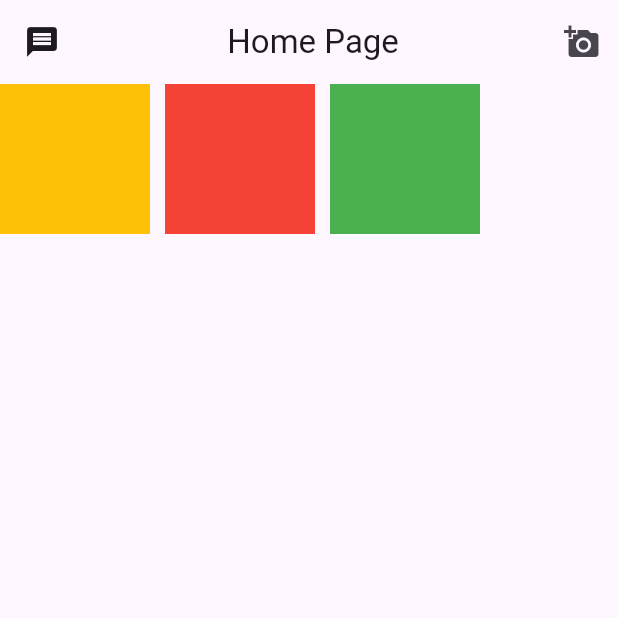
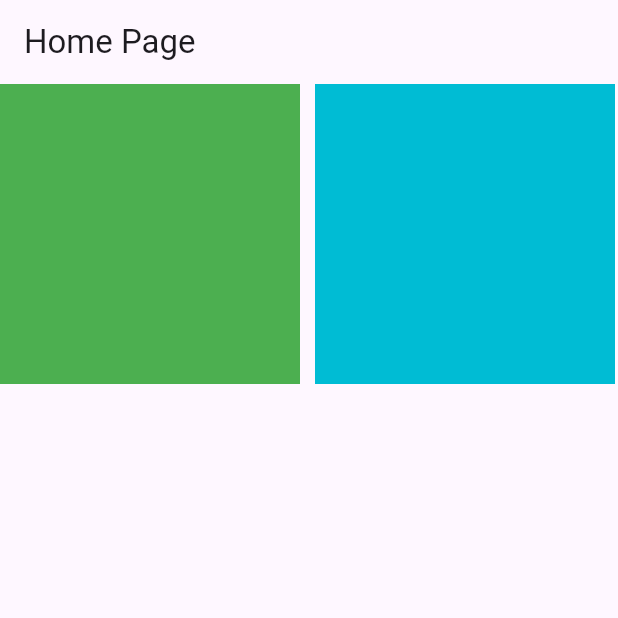
Before and after one commit to engektiar/FlutterFastApp, a Flutter app: the screen it shows after launch, on a phone screen of 412 x 824 dp, the top half of it. Run offline on Flutter 3.47's test engine with Material 3 defaults, Android fonts, the light colour scheme and no system bars.

Commit message:
row scrol added

```diff
--- a/lib/main.dart
+++ b/lib/main.dart
@@ -1,7 +1,7 @@
-
+ import 'package:flutter/cupertino.dart';
 import 'package:flutter/material.dart';
 
-void main (){
+void main(){
   runApp(const MyApp());
  }
  class MyApp extends StatelessWidget {
@@ -9,44 +9,35 @@ void main (){
 
    @override
    Widget build(BuildContext context) {
-     return  MaterialApp(
+     return MaterialApp(
        debugShowCheckedModeBanner: false,
        home: SafeArea(
-          child:Scaffold(
-            appBar: AppBar(
-              title: Text(" Home Page"),
-              centerTitle: true,
-              leading: Icon(Icons.message),
-              actions: [
-                IconButton(
-                  icon:Icon(Icons.add_a_photo),
-                  onPressed: (){},
-                ),
-              ],
-            ),
-
-            body:Row(
+         child: Scaffold(
+           appBar: AppBar(title: Text("Home Page"),),
+           body: SingleChildScrollView(
+             scrollDirection: Axis.horizontal,
+             child: Row(
                children: [
                  Container(
-                  width: 100,
-                  height: 100,
-                  color: Colors.amber,
+                   width: 200,
+                   height: 200,
+                   color: Colors.green,
                  ),
                  SizedBox(width: 10,),
                  Container(
-                  width: 100,
-                  height: 100,
-                  color: Colors.red,
+                   width: 200,
+                   height: 200,
+                   color: Colors.cyan,
                  ),
                  SizedBox(width: 10,),
                  Container(
-                  width: 100,
-                  height: 100,
+                   width: 200,
+                   height: 200,
                    color: Colors.green,
                  )
                ],
              ),
-
+           ),
          ),
        ),
      );
```
Lines whose indentation alone changed are shown as unchanged.
